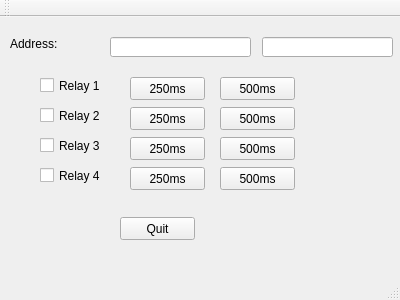
Old version of the form RelayControlTest/mainwindow.ui in the repository hgroover/hubitat-arduino-relay.
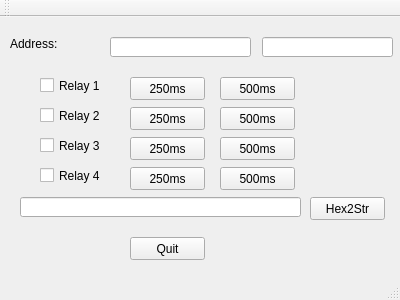
New version of the form.

Commit message: RelayControlTest:   Add hex decoder

What changed in the file:
```diff
--- a/RelayControlTest/mainwindow.ui
+++ b/RelayControlTest/mainwindow.ui
@@ -17,8 +17,8 @@
    <widget class="QPushButton" name="btnQuit">
     <property name="geometry">
      <rect>
-      <x>120</x>
-      <y>200</y>
+      <x>130</x>
+      <y>220</y>
       <width>75</width>
       <height>23</height>
      </rect>
@@ -246,6 +246,32 @@
      <string>500ms</string>
     </property>
    </widget>
+   <widget class="QLineEdit" name="txtHexData">
+    <property name="geometry">
+     <rect>
+      <x>20</x>
+      <y>180</y>
+      <width>281</width>
+      <height>20</height>
+     </rect>
+    </property>
+   </widget>
+   <widget class="QPushButton" name="btnHexToStr">
+    <property name="geometry">
+     <rect>
+      <x>310</x>
+      <y>180</y>
+      <width>75</width>
+      <height>23</height>
+     </rect>
+    </property>
+    <property name="toolTip">
+     <string>Convert hex to string</string>
+    </property>
+    <property name="text">
+     <string>Hex2Str</string>
+    </property>
+   </widget>
   </widget>
   <widget class="QMenuBar" name="menuBar">
    <property name="geometry">
```
The commit also changes 2 other files.
